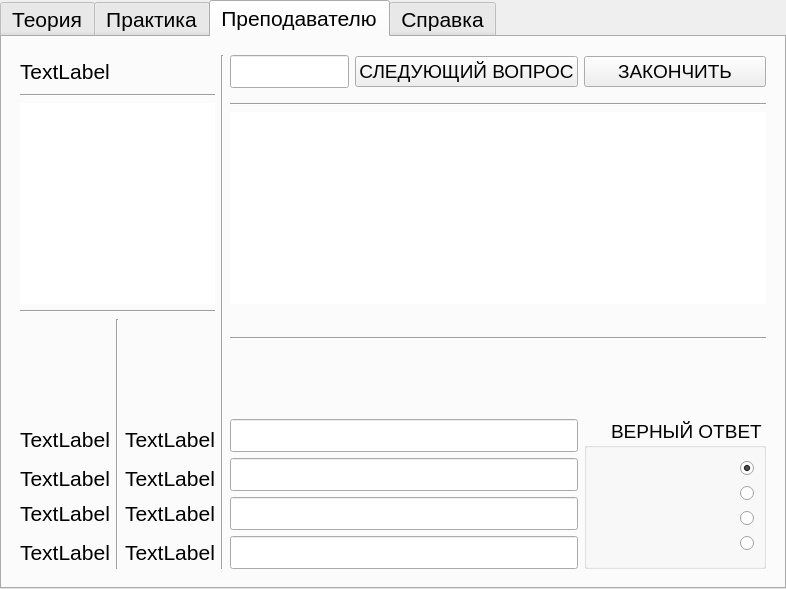
Before: the Qt Designer form display/origin_files/mainWindow.ui in fernandoveragul/diplomaProjectDaniil, drawn with Qt 5.
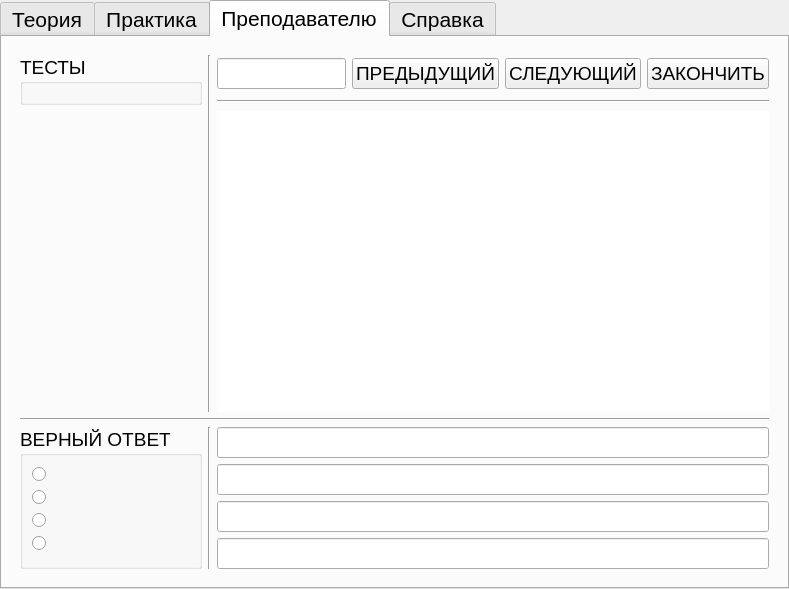
After: the same form once the commit is applied. The open tabs and pages were chosen to show the change.

Commit message: Create logic change tests

Patch:
```diff
--- a/display/origin_files/mainWindow.ui
+++ b/display/origin_files/mainWindow.ui
@@ -6,7 +6,7 @@
    <rect>
     <x>0</x>
     <y>0</y>
-    <width>786</width>
+    <width>789</width>
     <height>589</height>
    </rect>
   </property>
@@ -206,6 +206,9 @@
        <layout class="QVBoxLayout" name="verticalLayout_2">
         <item>
          <widget class="QStackedWidget" name="stackedAdminPanel">
+          <property name="frameShadow">
+           <enum>QFrame::Plain</enum>
+          </property>
           <property name="currentIndex">
            <number>1</number>
           </property>
@@ -520,86 +523,63 @@
             </item>
            </layout>
           </widget>
-          <widget class="QWidget" name="page">
-           <layout class="QGridLayout" name="gridLayout_6">
-            <item row="8" column="4" colspan="4">
-             <widget class="Line" name="line_7">
-              <property name="orientation">
-               <enum>Qt::Horizontal</enum>
+          <widget class="QWidget" name="pgChangeTest">
+           <layout class="QGridLayout" name="gridLayout_4">
+            <item row="0" column="0" rowspan="2">
+             <widget class="QGroupBox" name="gboxChTests">
+              <property name="font">
+               <font>
+                <pointsize>14</pointsize>
+               </font>
               </property>
+              <property name="title">
+               <string>ТЕСТЫ</string>
+              </property>
+              <layout class="QVBoxLayout" name="layTests"/>
              </widget>
             </item>
-            <item row="15" column="4" colspan="3">
-             <widget class="QLineEdit" name="ledtAnswerFour_2"/>
-            </item>
-            <item row="2" column="4" colspan="4">
+            <item row="0" column="1" rowspan="3">
              <widget class="Line" name="line_6">
               <property name="orientation">
-               <enum>Qt::Horizontal</enum>
+               <enum>Qt::Vertical</enum>
               </property>
              </widget>
             </item>
-            <item row="13" column="0">
-             <widget class="QLabel" name="label_8">
-              <property name="text">
-               <string>TextLabel</string>
+            <item row="0" column="2">
+             <widget class="QLineEdit" name="ledtChNameTime">
+              <property name="font">
+               <font>
+                <pointsize>14</pointsize>
+               </font>
               </property>
-              <property name="alignment">
-               <set>Qt::AlignCenter</set>
-              </property>
              </widget>
             </item>
-            <item row="5" column="0" rowspan="5">
-             <spacer name="verticalSpacer_7">
-              <property name="orientation">
-               <enum>Qt::Vertical</enum>
+            <item row="0" column="3">
+             <widget class="QPushButton" name="btnChPerv">
+              <property name="font">
+               <font>
+                <pointsize>14</pointsize>
+               </font>
               </property>
-              <property name="sizeHint" stdset="0">
-               <size>
-                <width>20</width>
-                <height>40</height>
-               </size>
-              </property>
-             </spacer>
-            </item>
-            <item row="15" column="0">
-             <widget class="QLabel" name="label_10">
               <property name="text">
-               <string>TextLabel</string>
+               <string>ПРЕДЫДУЩИЙ</string>
               </property>
-              <property name="alignment">
-               <set>Qt::AlignCenter</set>
-              </property>
              </widget>
             </item>
-            <item row="9" column="4" colspan="2">
-             <spacer name="verticalSpacer_6">
-              <property name="orientation">
-               <enum>Qt::Vertical</enum>
+            <item row="0" column="4">
+             <widget class="QPushButton" name="btnChNext">
+              <property name="font">
+               <font>
+                <pointsize>14</pointsize>
+               </font>
               </property>
-              <property name="sizeHint" stdset="0">
-               <size>
-                <width>20</width>
-                <height>40</height>
-               </size>
-              </property>
-             </spacer>
-            </item>
-            <item row="0" column="4" colspan="2">
-             <widget class="QLineEdit" name="ledtTimeToDo_2"/>
-            </item>
-            <item row="14" column="2">
-             <widget class="QLabel" name="label_4">
               <property name="text">
-               <string>TextLabel</string>
+               <string>СЛЕДУЮЩИЙ</string>
               </property>
-              <property name="alignment">
-               <set>Qt::AlignCenter</set>
-              </property>
              </widget>
             </item>
-            <item row="0" column="7">
-             <widget class="QPushButton" name="btnEndCreateTest_2">
+            <item row="0" column="5">
+             <widget class="QPushButton" name="btnChFinish">
               <property name="font">
                <font>
                 <pointsize>14</pointsize>
@@ -613,175 +593,34 @@
               </property>
              </widget>
             </item>
-            <item row="11" column="0">
-             <widget class="QLabel" name="label_7">
-              <property name="text">
-               <string>TextLabel</string>
+            <item row="1" column="2" colspan="4">
+             <widget class="Line" name="line_7">
+              <property name="orientation">
+               <enum>Qt::Horizontal</enum>
               </property>
-              <property name="alignment">
-               <set>Qt::AlignCenter</set>
+             </widget>
+            </item>
+            <item row="2" column="2" colspan="4">
+             <widget class="QPlainTextEdit" name="ptedChQuestion">
+              <property name="frameShape">
+               <enum>QFrame::NoFrame</enum>
               </property>
              </widget>
             </item>
-            <item row="0" column="3" rowspan="16">
+            <item row="3" column="0" colspan="6">
              <widget class="Line" name="line_5">
               <property name="orientation">
-               <enum>Qt::Vertical</enum>
-              </property>
-             </widget>
-            </item>
-            <item row="5" column="2" rowspan="5">
-             <spacer name="verticalSpacer_8">
-              <property name="orientation">
-               <enum>Qt::Vertical</enum>
-              </property>
-              <property name="sizeHint" stdset="0">
-               <size>
-                <width>20</width>
-                <height>40</height>
-               </size>
-              </property>
-             </spacer>
-            </item>
-            <item row="0" column="0">
-             <widget class="QLabel" name="label">
-              <property name="text">
-               <string>TextLabel</string>
-              </property>
-             </widget>
-            </item>
-            <item row="11" column="2">
-             <widget class="QLabel" name="label_2">
-              <property name="text">
-               <string>TextLabel</string>
-              </property>
-              <property name="alignment">
-               <set>Qt::AlignCenter</set>
-              </property>
-             </widget>
-            </item>
-            <item row="10" column="4" rowspan="2" colspan="3">
-             <widget class="QLineEdit" name="ledtAnswerFirst_2"/>
-            </item>
-            <item row="0" column="6">
-             <widget class="QPushButton" name="btnAddQuestion_2">
-              <property name="font">
-               <font>
-                <pointsize>14</pointsize>
-               </font>
-              </property>
-              <property name="cursor">
-               <cursorShape>PointingHandCursor</cursorShape>
-              </property>
-              <property name="text">
-               <string>СЛЕДУЮЩИЙ ВОПРОС</string>
-              </property>
-             </widget>
-            </item>
-            <item row="5" column="1" rowspan="11">
-             <widget class="Line" name="line_10">
-              <property name="orientation">
-               <enum>Qt::Vertical</enum>
-              </property>
-             </widget>
-            </item>
-            <item row="4" column="0" colspan="3">
-             <widget class="Line" name="line_8">
-              <property name="orientation">
                <enum>Qt::Horizontal</enum>
               </property>
              </widget>
             </item>
-            <item row="12" column="4" rowspan="2" colspan="3">
-             <widget class="QLineEdit" name="ledtAnswerSecond_2">
-              <property name="sizePolicy">
-               <sizepolicy hsizetype="Expanding" vsizetype="Minimum">
-                <horstretch>0</horstretch>
-                <verstretch>0</verstretch>
-               </sizepolicy>
-              </property>
-             </widget>
-            </item>
-            <item row="13" column="2">
-             <widget class="QLabel" name="label_3">
-              <property name="text">
-               <string>TextLabel</string>
-              </property>
-              <property name="alignment">
-               <set>Qt::AlignCenter</set>
-              </property>
-             </widget>
-            </item>
-            <item row="15" column="2">
-             <widget class="QLabel" name="label_5">
-              <property name="text">
-               <string>TextLabel</string>
-              </property>
-              <property name="alignment">
-               <set>Qt::AlignCenter</set>
-              </property>
-             </widget>
-            </item>
-            <item row="14" column="0">
-             <widget class="QLabel" name="label_9">
-              <property name="text">
-               <string>TextLabel</string>
-              </property>
-              <property name="alignment">
-               <set>Qt::AlignCenter</set>
-              </property>
-             </widget>
-            </item>
-            <item row="1" column="0" colspan="3">
-             <widget class="Line" name="line_9">
-              <property name="orientation">
-               <enum>Qt::Horizontal</enum>
-              </property>
-             </widget>
-            </item>
-            <item row="14" column="4" colspan="3">
-             <widget class="QLineEdit" name="ledtAnswerThird_2">
-              <property name="sizePolicy">
-               <sizepolicy hsizetype="Expanding" vsizetype="Fixed">
-                <horstretch>0</horstretch>
-                <verstretch>0</verstretch>
-               </sizepolicy>
-              </property>
-             </widget>
-            </item>
-            <item row="3" column="4" colspan="4">
-             <widget class="QPlainTextEdit" name="ptedQuestion_2">
-              <property name="sizePolicy">
-               <sizepolicy hsizetype="MinimumExpanding" vsizetype="MinimumExpanding">
-                <horstretch>0</horstretch>
-                <verstretch>0</verstretch>
-               </sizepolicy>
-              </property>
-              <property name="cursor" stdset="0">
-               <cursorShape>IBeamCursor</cursorShape>
-              </property>
-              <property name="frameShape">
-               <enum>QFrame::NoFrame</enum>
-              </property>
-             </widget>
-            </item>
-            <item row="2" column="0" rowspan="2" colspan="3">
-             <widget class="QTextBrowser" name="textBrowser">
-              <property name="frameShape">
-               <enum>QFrame::NoFrame</enum>
-              </property>
-             </widget>
-            </item>
-            <item row="10" column="7" rowspan="6">
-             <widget class="QGroupBox" name="groupBox_2">
+            <item row="4" column="0" rowspan="4">
+             <widget class="QGroupBox" name="gboxChTrueAnswers">
               <property name="font">
                <font>
                 <pointsize>14</pointsize>
                </font>
               </property>
-              <property name="layoutDirection">
-               <enum>Qt::RightToLeft</enum>
-              </property>
               <property name="title">
                <string>ВЕРНЫЙ ОТВЕТ</string>
               </property>
@@ -794,9 +633,6 @@
                  <property name="text">
                   <string/>
                  </property>
-                 <property name="checked">
-                  <bool>true</bool>
-                 </property>
                 </widget>
                </item>
                <item>
@@ -832,6 +668,74 @@
               </layout>
              </widget>
             </item>
+            <item row="4" column="2" colspan="4">
+             <widget class="QLineEdit" name="ledtChAnswerFirst">
+              <property name="font">
+               <font>
+                <pointsize>14</pointsize>
+               </font>
+              </property>
+              <property name="alignment">
+               <set>Qt::AlignCenter</set>
+              </property>
+             </widget>
+            </item>
+            <item row="6" column="2" colspan="4">
+             <widget class="QLineEdit" name="ledtChAnswerThird">
+              <property name="font">
+               <font>
+                <pointsize>14</pointsize>
+               </font>
+              </property>
+              <property name="alignment">
+               <set>Qt::AlignCenter</set>
+              </property>
+             </widget>
+            </item>
+            <item row="7" column="2" colspan="4">
+             <widget class="QLineEdit" name="ledtChAnswerFour">
+              <property name="font">
+               <font>
+                <pointsize>14</pointsize>
+               </font>
+              </property>
+              <property name="alignment">
+               <set>Qt::AlignCenter</set>
+              </property>
+             </widget>
+            </item>
+            <item row="2" column="0">
+             <spacer name="verticalSpacer_5">
+              <property name="orientation">
+               <enum>Qt::Vertical</enum>
+              </property>
+              <property name="sizeHint" stdset="0">
+               <size>
+                <width>20</width>
+                <height>40</height>
+               </size>
+              </property>
+             </spacer>
+            </item>
+            <item row="5" column="2" colspan="4">
+             <widget class="QLineEdit" name="ledtChAnswerSecond">
+              <property name="font">
+               <font>
+                <pointsize>14</pointsize>
+               </font>
+              </property>
+              <property name="alignment">
+               <set>Qt::AlignCenter</set>
+              </property>
+             </widget>
+            </item>
+            <item row="4" column="1" rowspan="4">
+             <widget class="Line" name="line_8">
+              <property name="orientation">
+               <enum>Qt::Vertical</enum>
+              </property>
+             </widget>
+            </item>
            </layout>
           </widget>
          </widget>
```
Left out of the diff: 86 changed lines with no effect on the pictures. The commit also changes 4 other files.
